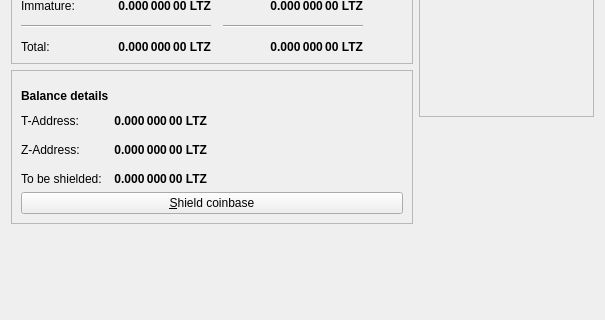
GeorgeRDG/litecoinz, file src/qt/forms/overviewpage.ui: the form before one commit; both pictures show x 0 to 605 and y 154 to 474 of the 605 by 474 pixel window.
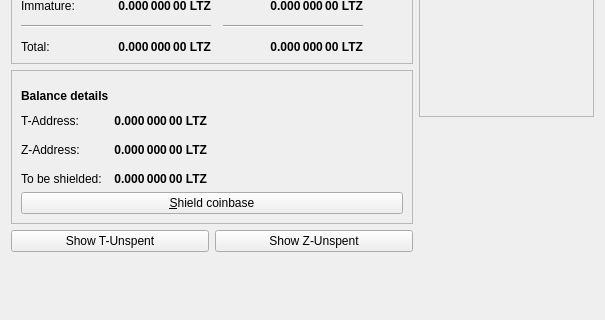
The form after the commit. Icons and pictures are not drawn.

What changed in the file:
```diff
--- a/src/qt/forms/overviewpage.ui
+++ b/src/qt/forms/overviewpage.ui
@@ -631,6 +631,24 @@
          </layout>
         </widget>
        </item>
+       <item>
+        <layout class="QHBoxLayout" name="horizontalLayout_5">
+         <item>
+          <widget class="QPushButton" name="pushTUnspentButton">
+           <property name="text">
+            <string>Show T-Unspent</string>
+           </property>
+          </widget>
+         </item>
+         <item>
+          <widget class="QPushButton" name="pushZUnspentButton">
+           <property name="text">
+            <string>Show Z-Unspent</string>
+           </property>
+          </widget>
+         </item>
+        </layout>
+       </item>
        <item>
         <spacer name="verticalSpacer">
          <property name="orientation">
```
